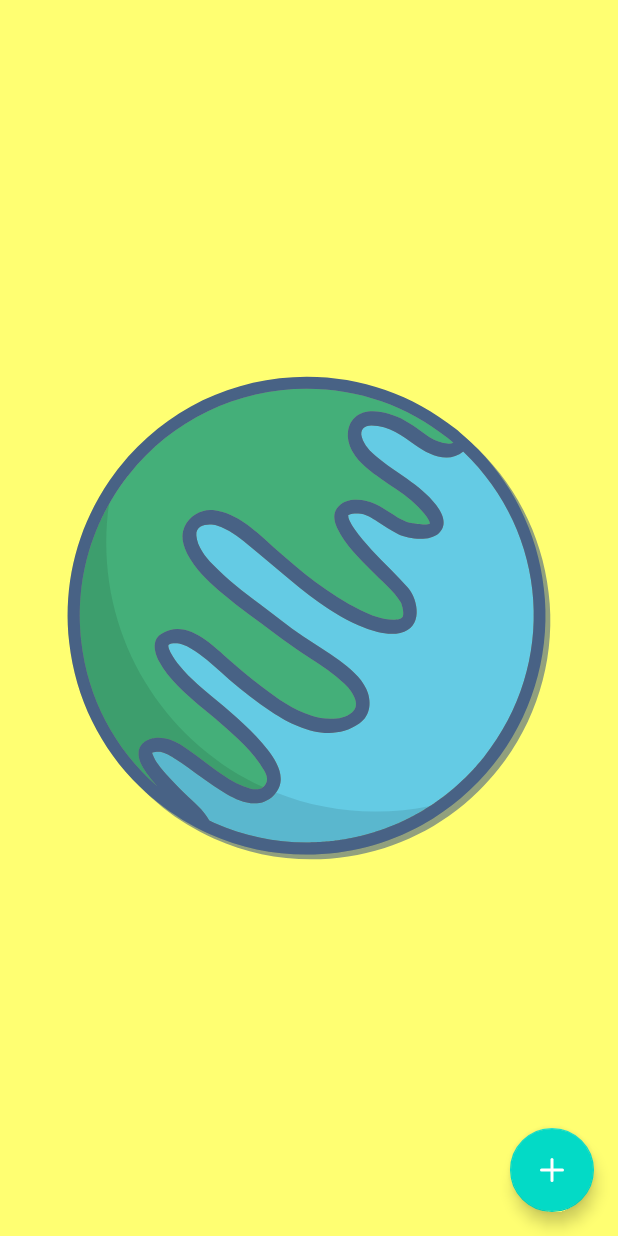
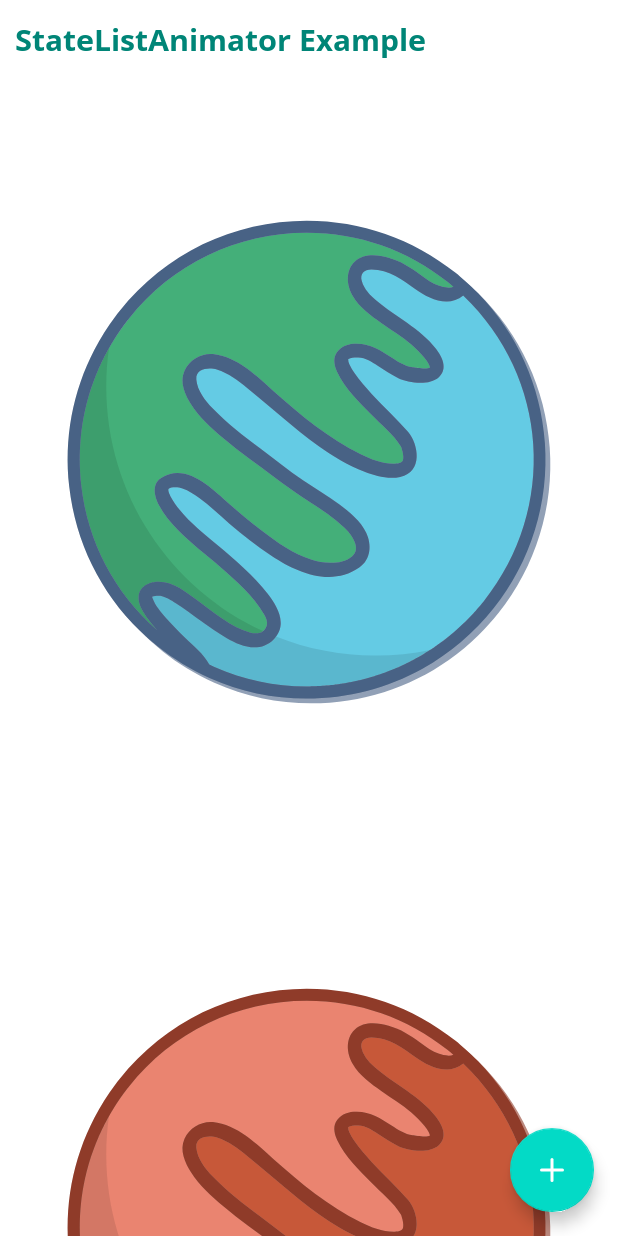
Before and after one commit to ip-droid/PiK4A, an Android app: the screen it shows after launch (AnimationsActivity), on a phone screen of 412 x 824 dp. Run offline under Robolectric (Android 15) with nearby library versions, the phone set to English and light mode, and no system bars.

Commit message:
разобрался сo stateListAnimator

```diff
--- a/app/src/main/java/com/google/pik4a/animation/AnimationsActivity.kt
+++ b/app/src/main/java/com/google/pik4a/animation/AnimationsActivity.kt
@@ -3,30 +3,28 @@ package com.google.pik4a.animation
 import android.animation.Animator
 import android.animation.AnimatorListenerAdapter
 import android.animation.ObjectAnimator
+import android.os.Build
 import android.os.Bundle
-import android.view.Gravity
-import android.widget.FrameLayout
-import android.widget.TextView
 import android.widget.Toast
+import androidx.annotation.RequiresApi
 import androidx.appcompat.app.AppCompatActivity
-import androidx.core.view.ViewCompat
-import androidx.transition.ArcMotion
-import androidx.transition.ChangeBounds
-import androidx.transition.TransitionManager
 import com.google.pik4a.databinding.ActivityAnimationsFabBinding
-import com.google.pik4a.databinding.ActivityAnimationsPathTransitionsBinding
-import com.google.pik4a.databinding.ActivityAnimationsShuffleBinding
 
 
 class AnimationsActivity : AppCompatActivity() {
 
     var isExpanded = false
     lateinit var binding: ActivityAnimationsFabBinding
+    @RequiresApi(Build.VERSION_CODES.M)
     override fun onCreate(savedInstanceState: Bundle?) {
         super.onCreate(savedInstanceState)
         binding = ActivityAnimationsFabBinding.inflate(layoutInflater)
         setContentView(binding.root)
         setFAB()
+
+        binding.scrollView.setOnScrollChangeListener { _, _, _, _, _ ->
+            binding.header.isSelected = binding.scrollView.canScrollVertically(-1)
+        }
     }
 
     private fun setFAB() {
--- /dev/null
+++ b/app/src/main/res/animator/toolbar_elevation.xml
@@ -0,0 +1,19 @@
+<?xml version="1.0" encoding="utf-8"?>
+<selector xmlns:android="http://schemas.android.com/apk/res/android">
+
+    <item android:state_selected="true">
+        <objectAnimator
+            android:duration="2000"
+            android:propertyName="elevation"
+            android:valueTo="30dp"
+            android:valueType="floatType" />
+    </item>
+
+    <item android:state_selected="false">
+        <objectAnimator
+            android:duration="2000"
+            android:propertyName="elevation"
+            android:valueTo="0dp"
+            android:valueType="floatType" />
+    </item>
+</selector>
--- a/app/src/main/res/layout/activity_animations_fab.xml
+++ b/app/src/main/res/layout/activity_animations_fab.xml
@@ -5,10 +5,53 @@
     android:layout_width="match_parent"
     android:layout_height="match_parent">
 
-    <androidx.appcompat.widget.AppCompatImageView
+    <!--    -->
+    <FrameLayout
+        android:id="@+id/header"
+        android:layout_width="match_parent"
+        android:layout_height="52dp"
+        android:background="@android:color/white"
+        android:stateListAnimator="@animator/toolbar_elevation">
+
+        <androidx.appcompat.widget.AppCompatTextView
+            android:layout_width="wrap_content"
+            android:layout_height="wrap_content"
+            android:layout_gravity="center_vertical"
+            android:layout_marginStart="10dp"
+            android:text="StateListAnimator Example"
+            android:textColor="@color/colorPrimary"
+            android:textSize="20sp"
+            android:textStyle="bold" />
+    </FrameLayout>
+
+    <androidx.core.widget.NestedScrollView
+        android:id="@+id/scroll_view"
         android:layout_width="match_parent"
         android:layout_height="match_parent"
-        app:srcCompat="@drawable/bg_earth" />
+        android:layout_marginTop="52dp"
+        android:background="@android:color/white">
+
+        <LinearLayout
+            android:layout_width="match_parent"
+            android:layout_height="wrap_content"
+            android:orientation="vertical">
+
+            <androidx.appcompat.widget.AppCompatImageView
+                android:layout_width="match_parent"
+                android:layout_height="wrap_content"
+                app:srcCompat="@drawable/bg_earth" />
+
+            <androidx.appcompat.widget.AppCompatImageView
+                android:layout_width="match_parent"
+                android:layout_height="wrap_content"
+                app:srcCompat="@drawable/bg_mars" />
+
+            <androidx.appcompat.widget.AppCompatImageView
+                android:layout_width="match_parent"
+                android:layout_height="wrap_content"
+                app:srcCompat="@drawable/bg_system" />
+        </LinearLayout>
+    </androidx.core.widget.NestedScrollView>
 
     <FrameLayout
         android:id="@+id/transparent_background"
@@ -16,7 +59,8 @@
         android:layout_height="match_parent"
         android:animateLayoutChanges="true"
         android:background="@android:color/white"
-        android:clickable="false" />
+        android:clickable="false"
+        tools:background="@android:color/transparent" />
 
     <FrameLayout
         android:layout_width="match_parent"
```
